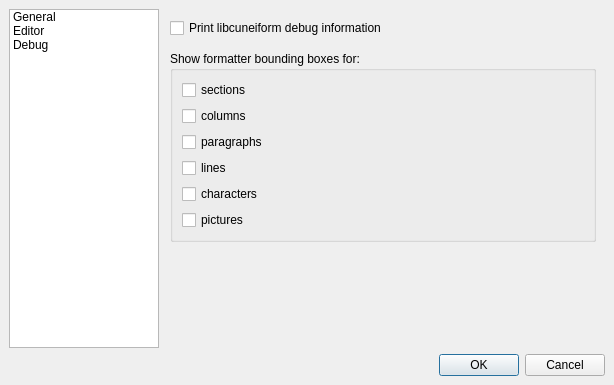
Above: gui/dialogs/settings.ui from uliss/quneiform before the change. Below: the same form after it.
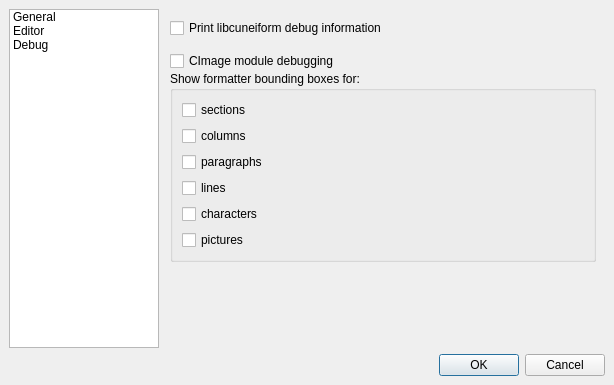
That is the form after the change. The open tabs and pages were chosen to show the change. Icons and pictures are not drawn. Custom widgets are drawn as their Qt base class.

Commit message: CImage debug to gui added

Diff of the .ui file:
```diff
--- a/gui/dialogs/settings.ui
+++ b/gui/dialogs/settings.ui
@@ -219,6 +219,13 @@
              </property>
             </spacer>
            </item>
+           <item>
+            <widget class="QCheckBox" name="cimage_debug_">
+             <property name="text">
+              <string>CImage module debugging</string>
+             </property>
+            </widget>
+           </item>
            <item>
             <widget class="QGroupBox" name="groupBox">
              <property name="sizePolicy">
```
Left out of the diff: 2 changed lines with no effect on the pictures. The commit also changes 15 other files.
